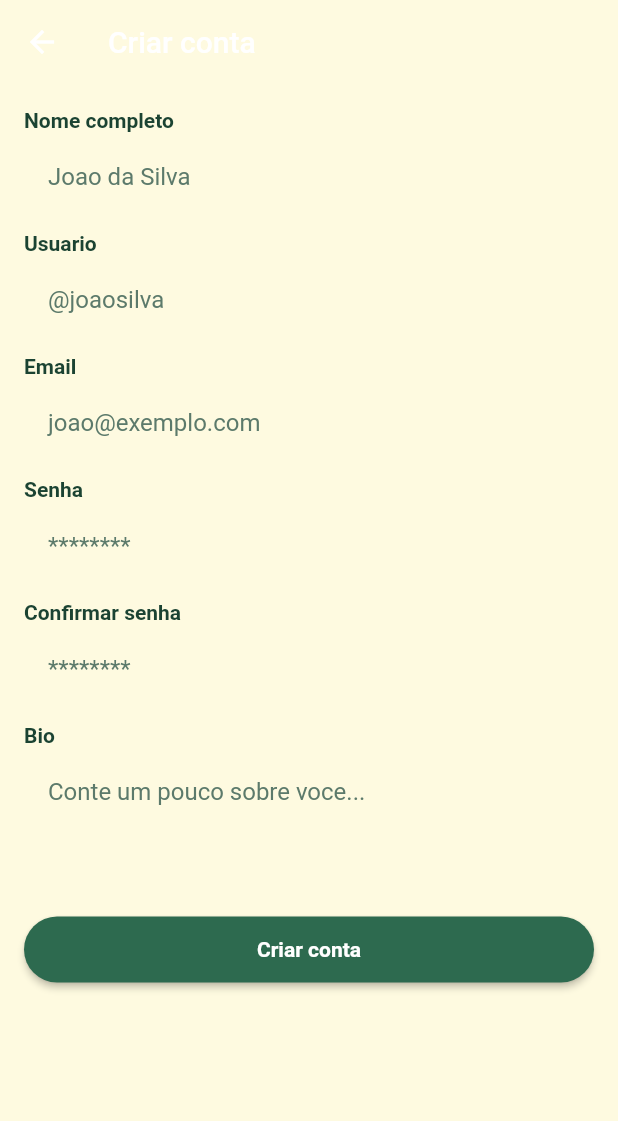
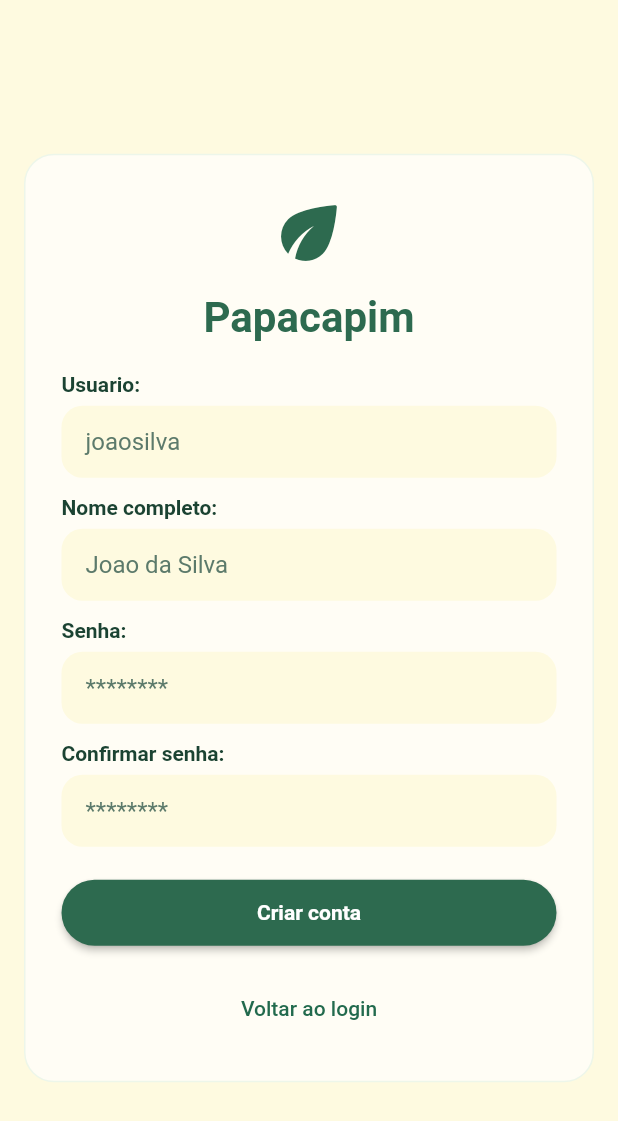
Before and after one commit to erickmjr/PapaCapim-Flutter, a Flutter app: the RegisterScreen screen opened by its route, on a phone screen of 412 x 824 dp. Shown: the top 1121 px of the screen. Run offline on Flutter 3.47's test engine with Material 3 defaults, Android fonts, the phone set to English and light mode, and no system bars.

Commit message:
"refactor: refatoração do design da tela de cadastro"

```diff
--- a/lib/screens/signup.dart
+++ b/lib/screens/signup.dart
@@ -2,54 +2,147 @@ import 'package:flutter/material.dart';
 import 'package:papa_capim/routes.dart';
 import 'package:papa_capim/theme.dart';
 
-class RegisterScreen extends StatelessWidget {
+class RegisterScreen extends StatefulWidget {
   const RegisterScreen({super.key});
+
+  @override
+  State<RegisterScreen> createState() => _RegisterScreenState();
+}
+
+class _RegisterScreenState extends State<RegisterScreen> {
+  late final TextEditingController _userController;
+  late final TextEditingController _nameController;
+  late final TextEditingController _emailController;
+  late final TextEditingController _passwordController;
+  late final TextEditingController _confirmPasswordController;
+  late final TextEditingController _bioController;
+
+  @override
+  void initState() {
+    super.initState();
+    _userController = TextEditingController();
+    _nameController = TextEditingController();
+    _emailController = TextEditingController();
+    _passwordController = TextEditingController();
+    _confirmPasswordController = TextEditingController();
+    _bioController = TextEditingController();
+  }
+
+  @override
+  void dispose() {
+    _userController.dispose();
+    _nameController.dispose();
+    _emailController.dispose();
+    _passwordController.dispose();
+    _confirmPasswordController.dispose();
+    _bioController.dispose();
+    super.dispose();
+  }
+
+  void _validateAndCreateAccount() {
+    if (_userController.text.isEmpty ||
+        _nameController.text.isEmpty ||
+        _passwordController.text.isEmpty ||
+        _confirmPasswordController.text.isEmpty) {
+      ScaffoldMessenger.of(context).showSnackBar(
+        const SnackBar(
+          content: Text('Por favor, preencha todos os campos'),
+          backgroundColor: Colors.red,
+        ),
+      );
+      return;
+    }
+
+    if (_passwordController.text != _confirmPasswordController.text) {
+      ScaffoldMessenger.of(context).showSnackBar(
+        const SnackBar(
+          content: Text('As senhas não coincidem'),
+          backgroundColor: Colors.red,
+        ),
+      );
+      return;
+    }
+
+    Navigator.pushReplacementNamed(context, AppRoutes.feed);
+  }
 
   @override
   Widget build(BuildContext context) {
     return Scaffold(
-      appBar: AppBar(
-        title: const Text('Criar conta'),
-        backgroundColor: AppColors.cream,
-        elevation: 0,
+      body: Center(
+        child: SingleChildScrollView(
+          padding: const EdgeInsets.all(16),
+          child: ConstrainedBox(
+            constraints: const BoxConstraints(maxWidth: 420),
+            child: Container(
+              padding: const EdgeInsets.all(24),
+              decoration: BoxDecoration(
+                color: AppColors.card,
+                borderRadius: BorderRadius.circular(20),
+                border: Border.all(color: AppColors.leaf.withOpacity(0.1)),
               ),
-      body: ListView(
-        padding: const EdgeInsets.all(16),
+              child: Column(
+                mainAxisSize: MainAxisSize.min,
+                crossAxisAlignment: CrossAxisAlignment.stretch,
                 children: [
-          const _Field(label: 'Nome completo', hint: 'Joao da Silva'),
-          const SizedBox(height: 12),
-          const _Field(label: 'Usuario', hint: '@joaosilva'),
-          const SizedBox(height: 12),
-          const _Field(
-            label: 'Email',
-            hint: 'joao@exemplo.com',
-            keyboardType: TextInputType.emailAddress,
+                  const Icon(
+                    Icons.eco_rounded,
+                    size: 56,
+                    color: AppColors.forest,
                   ),
                   const SizedBox(height: 12),
-          const _Field(
-            label: 'Senha',
+                  const Text(
+                    'Papacapim',
+                    textAlign: TextAlign.center,
+                    style: TextStyle(
+                      fontSize: 28,
+                      fontWeight: FontWeight.bold,
+                      color: AppColors.forest,
+                    ),
+                  ),
+                  const SizedBox(height: 20),
+                  _Field(
+                    controller: _userController,
+                    label: 'Usuario:',
+                    hint: 'joaosilva',
+                  ),
+                  const SizedBox(height: 12),
+                  _Field(
+                    controller: _nameController,
+                    label: 'Nome completo:',
+                    hint: 'Joao da Silva',
+                  ),
+
+                  const SizedBox(height: 12),
+                  _Field(
+                    controller: _passwordController,
+                    label: 'Senha:',
                     hint: '********',
                     obscureText: true,
                   ),
                   const SizedBox(height: 12),
-          const _Field(
-            label: 'Confirmar senha',
+                  _Field(
+                    controller: _confirmPasswordController,
+                    label: 'Confirmar senha:',
                     hint: '********',
                     obscureText: true,
                   ),
-          const SizedBox(height: 12),
-          const _Field(
-            label: 'Bio',
-            hint: 'Conte um pouco sobre voce...',
-            maxLines: 3,
-          ),
                   const SizedBox(height: 20),
                   ElevatedButton(
-            onPressed: () =>
-                Navigator.pushReplacementNamed(context, AppRoutes.feed),
+                    onPressed: _validateAndCreateAccount,
                     child: const Text('Criar conta'),
                   ),
+                  const SizedBox(height: 16),
+                  TextButton(
+                    onPressed: () =>
+                        Navigator.pushReplacementNamed(context, AppRoutes.login),
+                    child: const Text('Voltar ao login'),
+                  ),
                 ],
+              ),
+            ),
+          ),
+        ),
       ),
     );
   }
@@ -57,6 +150,7 @@ class RegisterScreen extends StatelessWidget {
 
 class _Field extends StatelessWidget {
   const _Field({
+    required this.controller,
     required this.label,
     required this.hint,
     this.keyboardType,
@@ -64,6 +158,7 @@ class _Field extends StatelessWidget {
     this.maxLines = 1,
   });
 
+  final TextEditingController controller;
   final String label;
   final String hint;
   final TextInputType? keyboardType;
@@ -84,6 +179,7 @@ class _Field extends StatelessWidget {
         ),
         const SizedBox(height: 6),
         TextField(
+          controller: controller,
           keyboardType: keyboardType,
           obscureText: obscureText,
           maxLines: maxLines,
```
Lines whose indentation alone changed are shown as unchanged.
